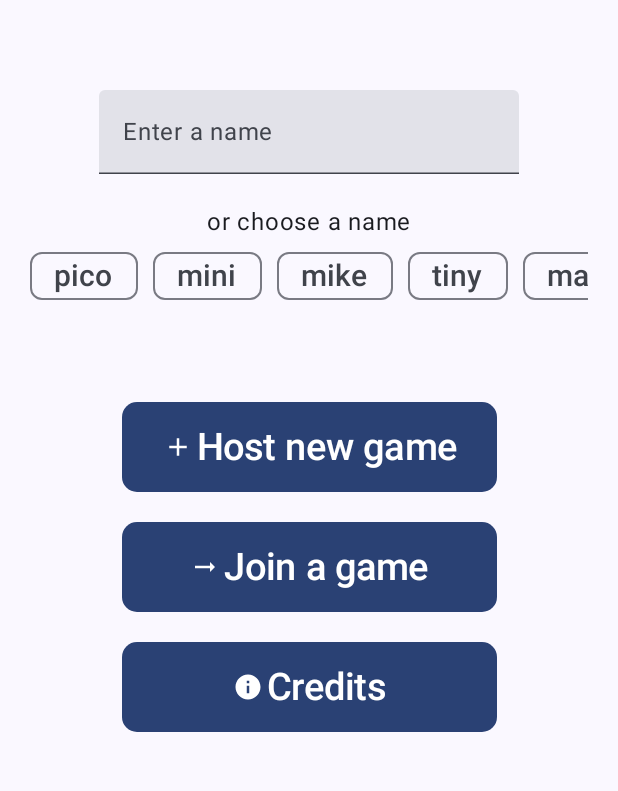
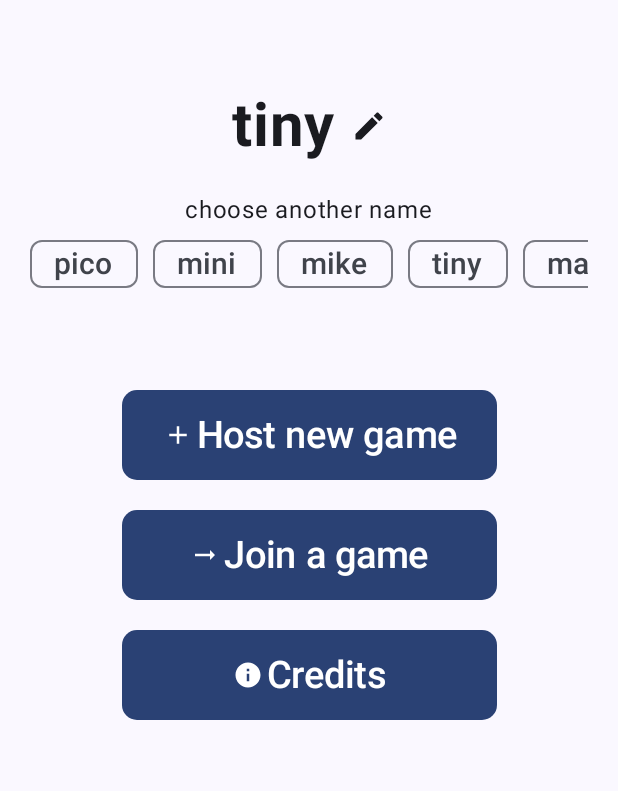
Before and after one commit to joshuajgomez/TicTacToe, an Android app built with Jetpack Compose: the screen it shows after launch (MainActivity), on a phone screen of 412 x 824 dp, the part 88-879 px from its top. Run offline under Robolectric (Android 15) with nearby library versions, the phone set to English and light mode, and no system bars; our stand-ins replace Firebase (no records; nobody signed in at launch, a user with empty details on screens opened directly), constraintlayout-compose.

Commit message:
UI optimizations

```diff
--- a/app/src/main/java/com/triplerock/tictactoe/ui/screens/CreditsContainer.kt
+++ b/app/src/main/java/com/triplerock/tictactoe/ui/screens/CreditsContainer.kt
@@ -3,14 +3,16 @@ package com.triplerock.tictactoe.ui.screens
 import androidx.compose.foundation.layout.Column
 import androidx.compose.material3.Text
 import androidx.compose.runtime.Composable
+import androidx.navigation.NavController
+import com.triplerock.tictactoe.ui.navMenu
 import com.triplerock.tictactoe.ui.screens.common.TitleBar
 
 @Composable
-fun CreditsContainer(onBackClick: () -> Unit) {
+fun CreditsContainer(navController: NavController) {
     Column {
         TitleBar(
             title = "Credits",
-            onBackClick = onBackClick
+            onBackClick = { navController.navigate(navMenu) }
         )
         Text(text = "Credits not written yet")
     }
--- a/app/src/main/java/com/triplerock/tictactoe/ui/screens/GameScreenContainer.kt
+++ b/app/src/main/java/com/triplerock/tictactoe/ui/screens/GameScreenContainer.kt
@@ -38,6 +38,8 @@ import androidx.compose.ui.tooling.preview.Preview
 import androidx.compose.ui.unit.dp
 import androidx.compose.ui.unit.sp
 import androidx.constraintlayout.compose.ConstraintLayout
+import androidx.navigation.NavController
+import com.triplerock.tictactoe.ui.navMenu
 import com.triplerock.tictactoe.ui.screens.common.Loading
 import com.triplerock.tictactoe.ui.screens.common.TitleBar
 import com.triplerock.tictactoe.ui.theme.TicTacToeTheme
@@ -51,13 +53,13 @@ import org.koin.androidx.compose.koinViewModel
 @Composable
 fun GameScreenContainer(
     gameViewModel: GameViewModel = koinViewModel(),
-    onBackClick: () -> Unit = {},
+    navController: NavController,
 ) {
     Column(
         Modifier.fillMaxSize(),
         horizontalAlignment = Alignment.CenterHorizontally,
     ) {
-        TitleBar(title = "Tic Tac Toe") { onBackClick() }
+        TitleBar(title = "Tic Tac Toe") { navController.navigate(navMenu) }
         val gameUiState = gameViewModel.uiState.collectAsState()
         when (gameUiState.value) {
             is GameUiState.Waiting -> {
--- a/app/src/main/java/com/triplerock/tictactoe/ui/screens/MenuContainer.kt
+++ b/app/src/main/java/com/triplerock/tictactoe/ui/screens/MenuContainer.kt
@@ -12,16 +12,12 @@ import androidx.compose.foundation.layout.padding
 import androidx.compose.foundation.layout.size
 import androidx.compose.foundation.layout.width
 import androidx.compose.foundation.lazy.LazyRow
-import androidx.compose.foundation.lazy.grid.GridCells
-import androidx.compose.foundation.lazy.grid.LazyHorizontalGrid
-import androidx.compose.foundation.lazy.grid.LazyVerticalGrid
-import androidx.compose.foundation.lazy.grid.items
 import androidx.compose.foundation.lazy.items
-import androidx.compose.foundation.lazy.staggeredgrid.LazyHorizontalStaggeredGrid
 import androidx.compose.foundation.shape.RoundedCornerShape
 import androidx.compose.material.icons.Icons
 import androidx.compose.material.icons.filled.Add
 import androidx.compose.material.icons.filled.ArrowRightAlt
+import androidx.compose.material.icons.filled.Edit
 import androidx.compose.material.icons.filled.Info
 import androidx.compose.material.icons.outlined.Info
 import androidx.compose.material3.Icon
@@ -29,9 +25,7 @@ import androidx.compose.material3.MaterialTheme.colorScheme
 import androidx.compose.material3.SuggestionChip
 import androidx.compose.material3.Text
 import androidx.compose.material3.TextButton
-import androidx.compose.material3.TextField
 import androidx.compose.runtime.Composable
-import androidx.compose.runtime.collectAsState
 import androidx.compose.runtime.getValue
 import androidx.compose.runtime.mutableStateOf
 import androidx.compose.runtime.remember
@@ -45,12 +39,14 @@ import androidx.compose.ui.text.style.TextAlign
 import androidx.compose.ui.tooling.preview.Preview
 import androidx.compose.ui.unit.dp
 import androidx.compose.ui.unit.sp
+import androidx.navigation.NavController
 import com.triplerock.tictactoe.ui.navCreateRoom
 import com.triplerock.tictactoe.ui.navCredits
 import com.triplerock.tictactoe.ui.navJoinRoom
+import com.triplerock.tictactoe.ui.screens.common.NameTags
 import com.triplerock.tictactoe.ui.theme.TicTacToeTheme
-import com.triplerock.tictactoe.utils.Logger
 import com.triplerock.tictactoe.viewmodels.MenuViewModel
+import com.triplerock.tictactoe.viewmodels.sampleNames
 import org.koin.androidx.compose.koinViewModel
 
 @Preview
@@ -64,26 +60,20 @@ fun PreviewMenu() {
 @Composable
 fun MenuContainer(
     menuViewModel: MenuViewModel = koinViewModel(),
-    onMenuClick: (destination: String) -> Unit = {},
+    navController: NavController,
 ) {
     Column(
         modifier = Modifier.fillMaxSize(),
         horizontalAlignment = Alignment.CenterHorizontally,
         verticalArrangement = Arrangement.Center
     ) {
-        val nameValue = menuViewModel.name
-        var name by remember { mutableStateOf(nameValue) }
-        var errorStatus by remember { mutableStateOf("") }
+        var name by remember { mutableStateOf(menuViewModel.name) }
+        val errorStatus by remember { mutableStateOf("") }
         Menu(
             name = name,
             errorStatus = errorStatus,
-            onNameChange = {
-                name = it
-                if (name.isNotEmpty()) errorStatus = ""
-            },
             onMenuClick = {
-                if (menuViewModel.setName(name)) onMenuClick(it)
-                else errorStatus = "Name cannot be empty"
+                navController.navigate(it)
             },
             onNameSelect = {
                 name = it
@@ -96,11 +86,10 @@ fun MenuContainer(
 
 @Composable
 fun Menu(
-    name: String = "",
+    name: String = "mini",
     errorStatus: String = "",
-    onNameChange: (name: String) -> Unit = {},
     onMenuClick: (destination: String) -> Unit = {},
-    onNameSelect: (name: String) -> Unit = {}
+    onNameSelect: (name: String) -> Unit = {},
 ) {
     Column(
         Modifier.fillMaxSize(),
@@ -116,9 +105,7 @@ fun Menu(
         )
         Spacer(modifier = Modifier.height(20.dp))
 
-        TextField(value = name,
-            onValueChange = { onNameChange(it) },
-            placeholder = { Text(text = "Enter a name") })
+        NameBox(name)
 
         NameTags { onNameSelect(it) }
 
@@ -152,41 +139,23 @@ fun Menu(
     }
 }
 
-@Preview
 @Composable
-fun NameTags(onNameSelect: (name: String) -> Unit = {}) {
-    Column(
-        horizontalAlignment = Alignment.CenterHorizontally,
-        modifier = Modifier.padding(horizontal = 20.dp)
+fun NameBox(name: String) {
+    Row(
+        verticalAlignment = Alignment.CenterVertically,
+        horizontalArrangement = Arrangement.spacedBy(10.dp)
     ) {
-        Text(text = "or choose a name")
-        LazyRow(horizontalArrangement = Arrangement.spacedBy(10.dp)) {
-            items(items = getNameTags()) {
-                NameTag(name = it) {
-                    onNameSelect(it)
-                }
-            }
-        }
+        Text(
+            text = name,
+            fontSize = 40.sp,
+            fontWeight = FontWeight.Bold
+        )
+        Icon(
+            imageVector = Icons.Default.Edit,
+            contentDescription = null
+        )
     }
 }
-
-@Composable
-fun NameTag(name: String, onClick: () -> Unit) {
-    SuggestionChip(
-        onClick = onClick,
-        label = { Text(text = name, fontSize = 20.sp) }
-    )
-}
-
-fun getNameTags(): List<String> = listOf(
-    "pico",
-    "mini",
-    "mike",
-    "tiny",
-    "mario",
-    "big",
-    "max",
-)
 
 @Composable
 fun MenuItem(
--- a/app/src/main/java/com/triplerock/tictactoe/viewmodels/MenuViewModel.kt
+++ b/app/src/main/java/com/triplerock/tictactoe/viewmodels/MenuViewModel.kt
@@ -1,24 +1,37 @@
 package com.triplerock.tictactoe.viewmodels
 
 import androidx.lifecycle.ViewModel
-import androidx.lifecycle.viewModelScope
 import com.triplerock.tictactoe.model.GameRepository
-import com.triplerock.tictactoe.utils.Logger
 import com.triplerock.tictactoe.utils.SharedPrefUtil
-import kotlinx.coroutines.flow.MutableStateFlow
-import kotlinx.coroutines.flow.StateFlow
-import kotlinx.coroutines.launch
 
-class MenuViewModel(private val gameRepository: GameRepository, sharedPrefUtil: SharedPrefUtil) :
-    ViewModel() {
+val sampleNames = listOf(
+    "pico",
+    "mini",
+    "mike",
+    "tiny",
+    "mario",
+    "big",
+    "max",
+)
 
-    var name = sharedPrefUtil.getName()
+val sampleRoomNames = listOf(
+    "pac-room",
+    "money-for-nothing",
+    "middle-earth",
+    "tiny-home",
+    "max-people",
+    "big-mac",
+    "more-fun",
+)
+
+class MenuViewModel(
+    private val gameRepository: GameRepository,
+    sharedPrefUtil: SharedPrefUtil,
+) : ViewModel() {
+
+    var name = sharedPrefUtil.getName().ifEmpty { sampleNames.random() }
 
     fun setName(name: String): Boolean {
-        if (name.isEmpty()) {
-            Logger.error("name cannot be empty")
-            return false
-        }
         gameRepository.setName(name)
         return true
     }
```
Also changed, not shown: app/src/main/java/com/triplerock/tictactoe/ui/GameAppContainer.kt (+5 -30 lines), app/src/main/java/com/triplerock/tictactoe/ui/screens/CreateRoomContainer.kt (+47 -9 lines), app/src/main/java/com/triplerock/tictactoe/ui/screens/JoinRoomContainer.kt (+11 -4 lines), app/src/main/java/com/triplerock/tictactoe/ui/screens/common/CommonItems.kt (+65 -0 lines).
